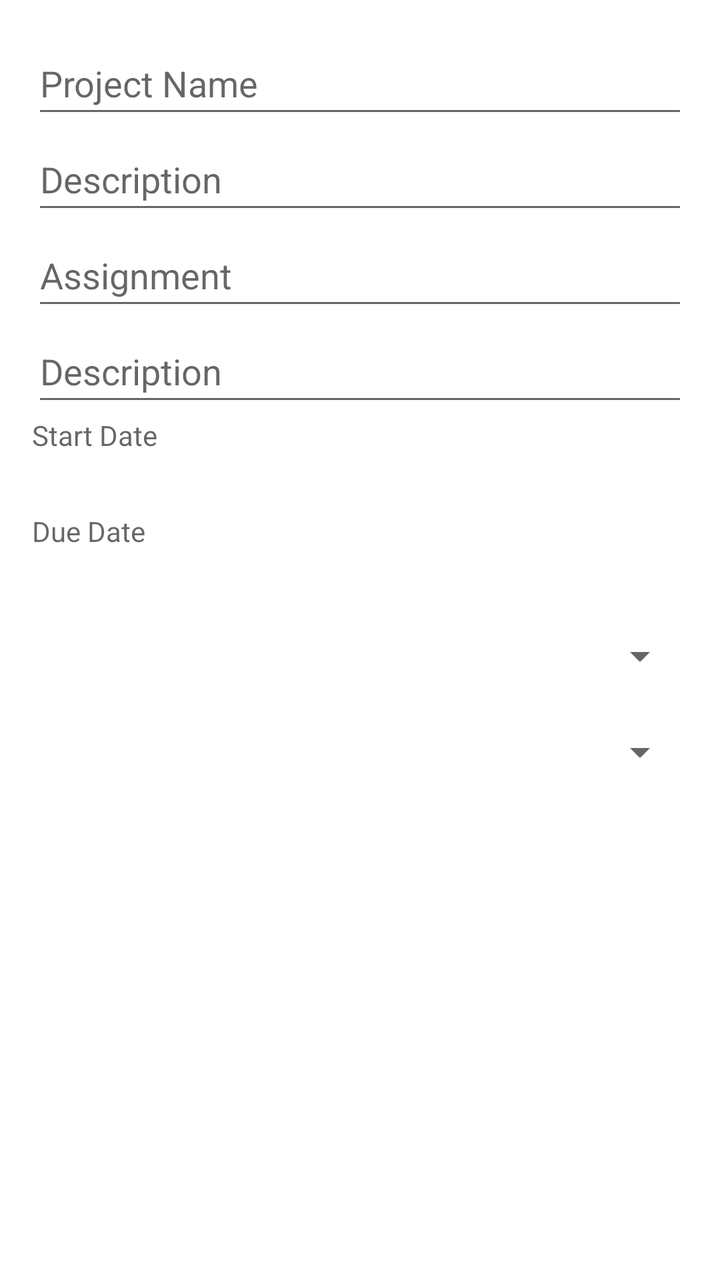
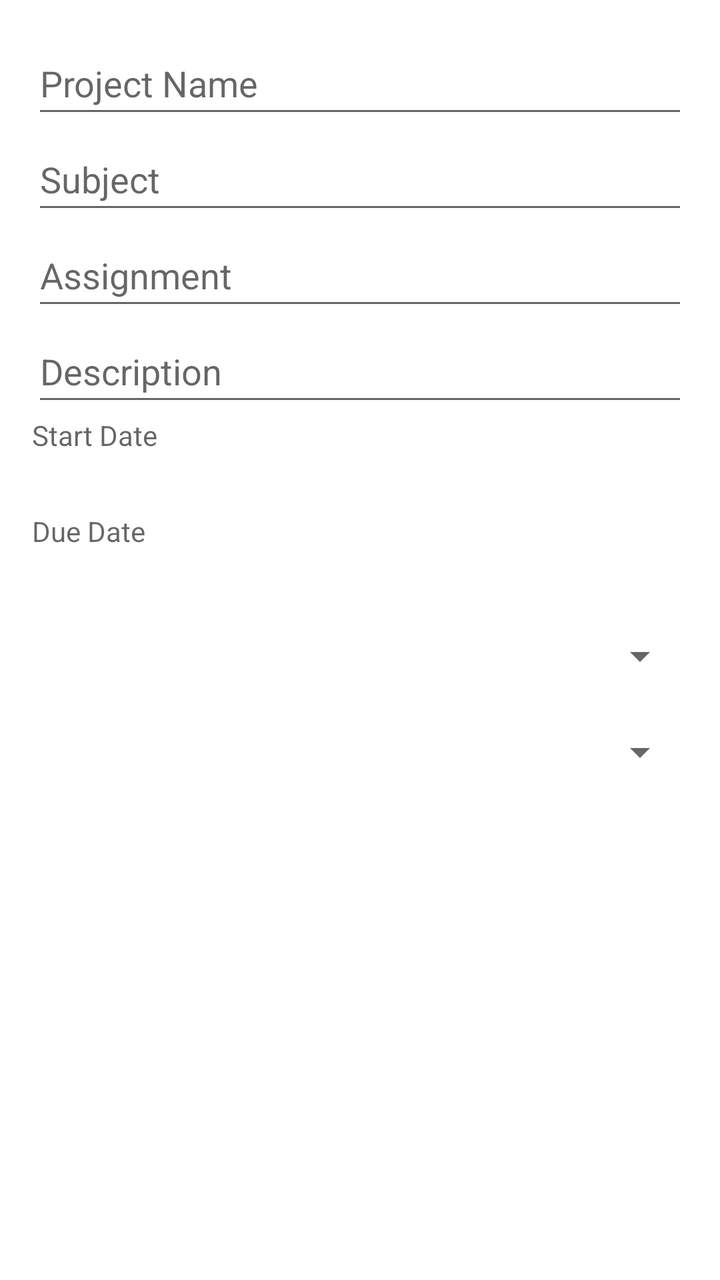

Screens rendered from an Android XML layout before and after an edit, with the pre-edit source and the edit as a unified diff.
<!-- AndroidManifest.xml: application theme Theme.LearnLeaf -->
<!-- res/layout/dialog_create_task.xml -->
<?xml version="1.0" encoding="utf-8"?>
<LinearLayout xmlns:android="http://schemas.android.com/apk/res/android"
    android:layout_width="match_parent"
    android:layout_height="wrap_content"
    android:orientation="vertical"
    android:padding="16dp">




    <EditText
        android:id="@+id/projectInput"
        android:layout_width="match_parent"
        android:layout_height="48dp"
        android:hint="Project Name" />

    <EditText
        android:id="@+id/subjectInput"
        android:layout_width="match_parent"
        android:layout_height="48dp"
        android:hint="Description" />

    <EditText
        android:id="@+id/assignmentInput"
        android:layout_width="match_parent"
        android:layout_height="48dp"
        android:hint="Assignment" />

    <EditText
        android:id="@+id/descriptionInput"
        android:layout_width="match_parent"
        android:layout_height="48dp"
        android:hint="Description" />

    <TextView
        android:id="@+id/startDateInput"
        android:layout_width="match_parent"
        android:layout_height="48dp"
        android:hint="Start Date"
        android:clickable="true"
        android:focusable="true" />

    <TextView
        android:id="@+id/dueDateInput"
        android:layout_width="match_parent"
        android:layout_height="48dp"
        android:hint="Due Date"
        android:clickable="true"
        android:focusable="true" />

    <Spinner
        android:id="@+id/prioritySpinner"
        android:layout_width="match_parent"
        android:layout_height="48dp" />

    <Spinner
        android:id="@+id/statusSpinner"
        android:layout_width="match_parent"
        android:layout_height="48dp" />

</LinearLayout>
<!-- resources referenced by this layout -->
<resources>
  <style name="Theme.LearnLeaf" parent="Theme.MaterialComponents.DayNight.DarkActionBar">
          
          <item name="colorPrimary">@color/purple_500</item>
          <item name="colorPrimaryVariant">@color/purple_700</item>
          <item name="colorOnPrimary">@color/white</item>
          
          <item name="colorSecondary">@color/teal_200</item>
          <item name="colorSecondaryVariant">@color/teal_700</item>
          <item name="colorOnSecondary">@color/black</item>
          
          <item name="android:statusBarColor" tools:targetApi="l">?attr/colorPrimaryVariant</item>
          
      </style>
  <color name="purple_500">#FF6200EE</color>
  <color name="purple_700">#FF3700B3</color>
  <color name="white">#FFFFFFFF</color>
  <color name="teal_200">#FF03DAC5</color>
  <color name="teal_700">#FF018786</color>
  <color name="black">#FF000000</color>
</resources>

<!-- the commit's change to res/layout/dialog_create_task.xml (unified diff, before → after) -->
@@ -18,7 +18,8 @@
         android:id="@+id/subjectInput"
         android:layout_width="match_parent"
         android:layout_height="48dp"
-        android:hint="Description" />
+        android:hint="Subject
+" />
 
     <EditText
         android:id="@+id/assignmentInput"
